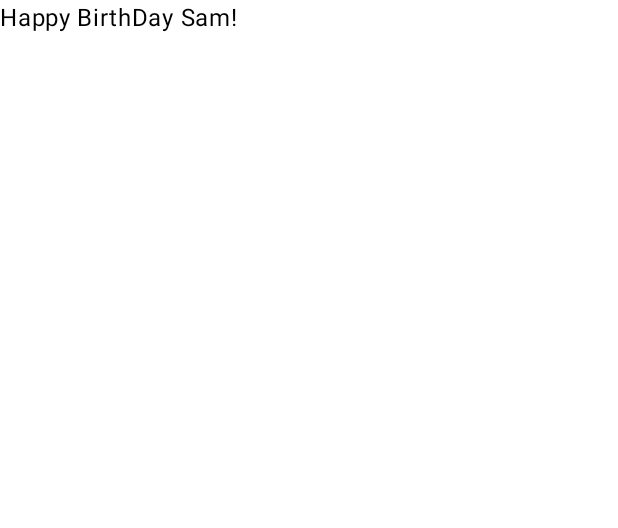
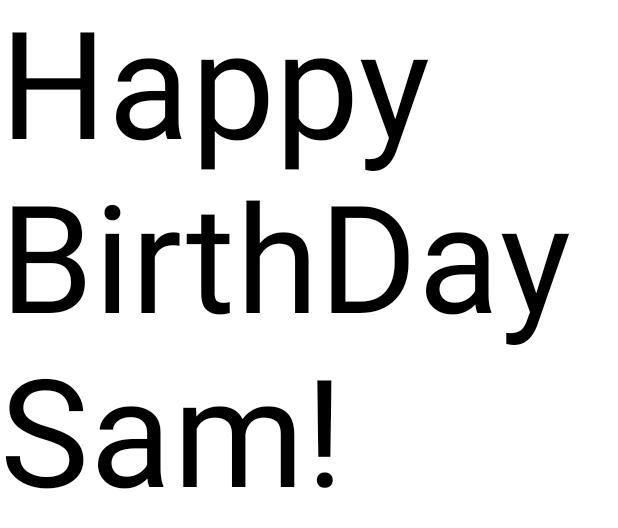
Before and after one commit to boris920308/android_training, an Android app built with Jetpack Compose: the @Preview function BirthdayCardPreview, on a phone screen of 412 x 824 dp. Shown: the top 528 px of the screen. Run offline under Robolectric (Android 15) with nearby library versions, the phone set to English and light mode, and no system bars.

Commit message:
feat. font size, lineHeight 적용

```diff
--- a/unit_001/part_03/HappyBirthday/app/src/main/java/hoon/lib/happybirthday/MainActivity.kt
+++ b/unit_001/part_03/HappyBirthday/app/src/main/java/hoon/lib/happybirthday/MainActivity.kt
@@ -4,13 +4,11 @@ import android.os.Bundle
 import androidx.activity.ComponentActivity
 import androidx.activity.compose.setContent
 import androidx.activity.enableEdgeToEdge
-import androidx.compose.foundation.layout.fillMaxSize
-import androidx.compose.foundation.layout.padding
-import androidx.compose.material3.Scaffold
 import androidx.compose.material3.Text
 import androidx.compose.runtime.Composable
 import androidx.compose.ui.Modifier
 import androidx.compose.ui.tooling.preview.Preview
+import androidx.compose.ui.unit.sp
 import hoon.lib.happybirthday.ui.theme.HappyBirthdayTheme
 
 class MainActivity : ComponentActivity() {
@@ -30,7 +28,9 @@ fun GreetingText(
     modifier: Modifier = Modifier
 ) {
     Text(
-        text = message
+        text = message,
+        fontSize = 100.sp,
+        lineHeight = 116.sp
     )
 
 }
```
